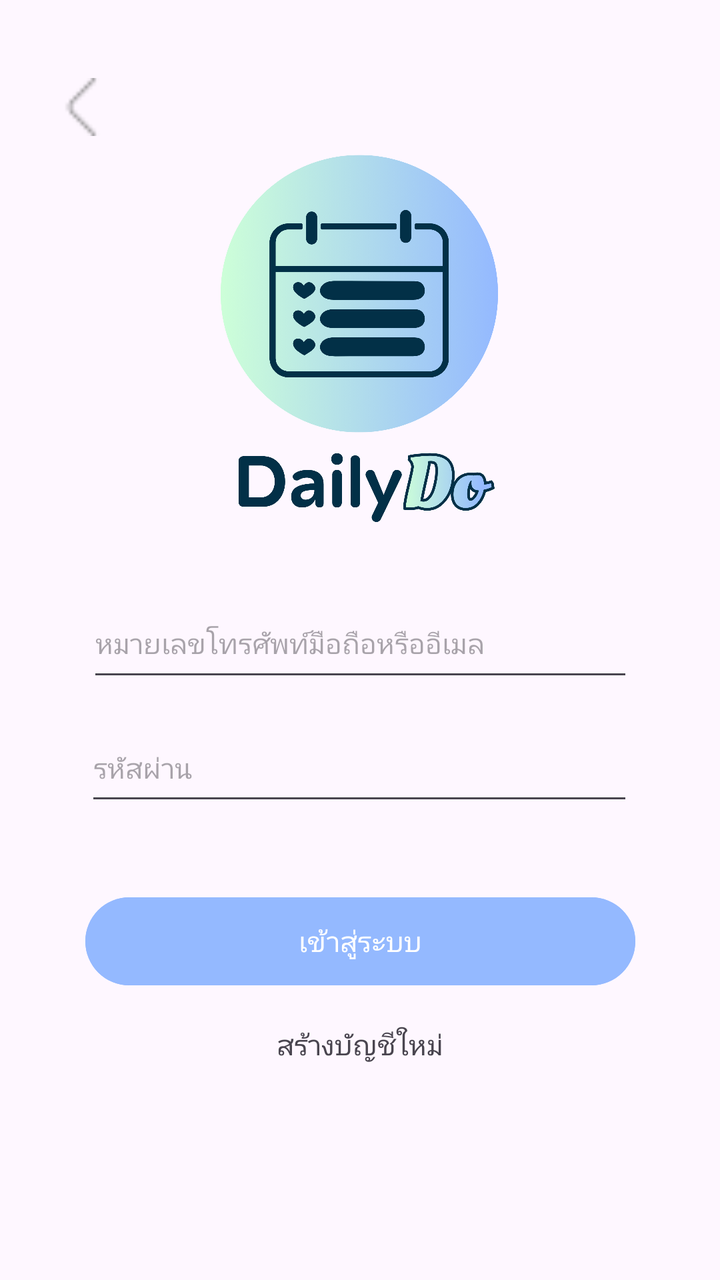
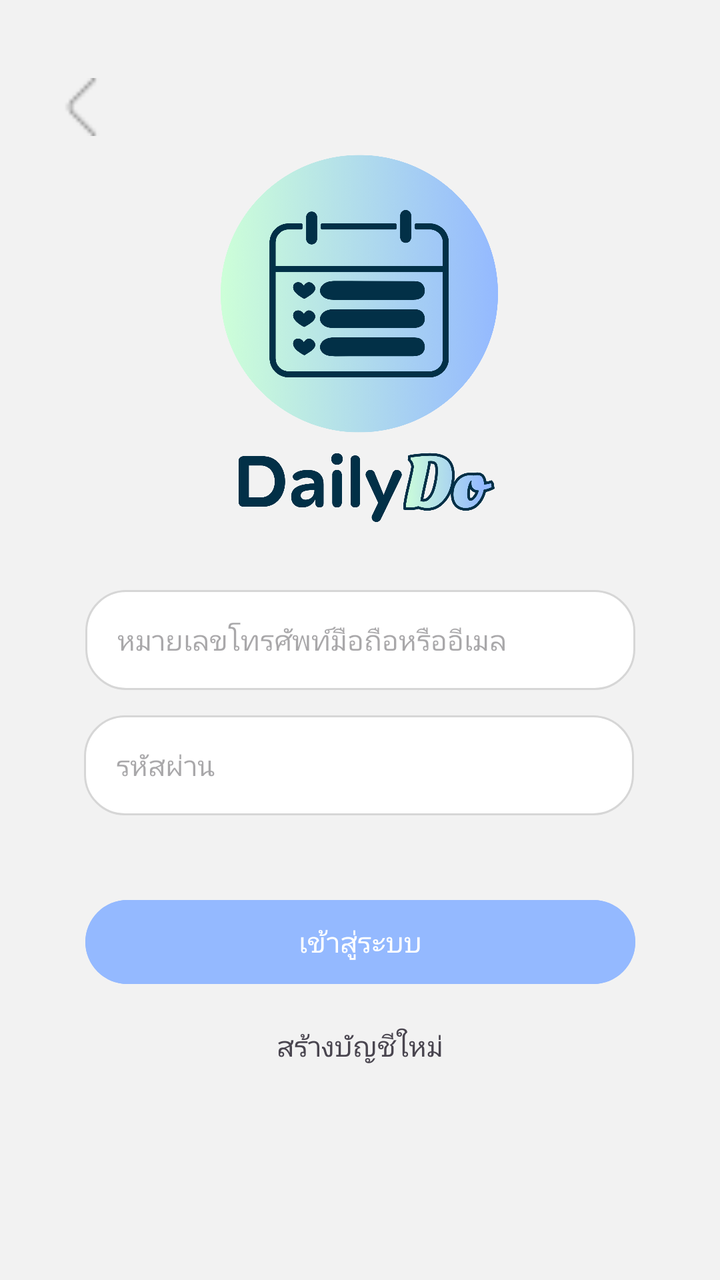

Compare the two renders of this Android layout. The source of the first and the diff that turns it into the second are given below.
<!-- AndroidManifest.xml: application theme Theme.Project -->
<!-- res/layout/activity_login.xml -->
<?xml version="1.0" encoding="utf-8"?>
<androidx.constraintlayout.widget.ConstraintLayout xmlns:android="http://schemas.android.com/apk/res/android"
    xmlns:app="http://schemas.android.com/apk/res-auto"
    xmlns:tools="http://schemas.android.com/tools"
    android:id="@+id/main"
    android:layout_width="match_parent"
    android:layout_height="match_parent"
    tools:context=".LoginActivity">

    <Button
        android:id="@+id/btn_signin"
        android:layout_width="275dp"
        android:layout_height="52dp"
        android:backgroundTint="#94b9ff"
        android:text="เข้าสู่ระบบ"
        android:textColorLink="#331C1C"
        app:layout_constraintBottom_toBottomOf="parent"
        app:layout_constraintEnd_toEndOf="parent"
        app:layout_constraintStart_toStartOf="parent"
        app:layout_constraintTop_toTopOf="parent"
        app:layout_constraintVertical_bias="0.756" />

    <ImageView
        android:id="@+id/img_logo2"
        android:layout_width="236dp"
        android:layout_height="193dp"
        app:layout_constraintBottom_toBottomOf="parent"
        app:layout_constraintEnd_toEndOf="parent"
        app:layout_constraintHorizontal_bias="0.497"
        app:layout_constraintStart_toStartOf="parent"
        app:layout_constraintTop_toTopOf="parent"
        app:layout_constraintVertical_bias="0.167"
        app:srcCompat="@drawable/daily" />

    <EditText
        android:id="@+id/inp_email"
        android:layout_width="273dp"
        android:layout_height="51dp"
        android:ems="10"
        android:hint="หมายเลขโทรศัพท์มือถือหรืออีเมล"
        android:inputType="text"
        android:textSize="14sp"
        app:layout_constraintBottom_toBottomOf="parent"
        app:layout_constraintEnd_toEndOf="parent"
        app:layout_constraintStart_toStartOf="parent"
        app:layout_constraintTop_toTopOf="parent" />

    <EditText
        android:id="@+id/inp_pass"
        android:layout_width="274dp"
        android:layout_height="50dp"
        android:ems="10"
        android:hint="รหัสผ่าน"
        android:inputType="textPassword"
        android:textSize="14sp"
        app:layout_constraintBottom_toBottomOf="parent"
        app:layout_constraintEnd_toEndOf="parent"
        app:layout_constraintHorizontal_bias="0.496"
        app:layout_constraintStart_toStartOf="parent"
        app:layout_constraintTop_toTopOf="parent"
        app:layout_constraintVertical_bias="0.606" />

    <TextView
        android:id="@+id/txt_create"
        android:layout_width="275dp"
        android:layout_height="51dp"
        android:gravity="center"
        android:text="สร้างบัญชีใหม่"
        app:layout_constraintBottom_toBottomOf="parent"
        app:layout_constraintEnd_toEndOf="parent"
        app:layout_constraintStart_toStartOf="parent"
        app:layout_constraintTop_toTopOf="parent"
        app:layout_constraintVertical_bias="0.844" />

    <ImageView
        android:id="@+id/img_back"
        android:layout_width="30dp"
        android:layout_height="29dp"
        android:backgroundTint="#023047"
        android:src="@drawable/ic_back"
        app:layout_constraintBottom_toBottomOf="parent"
        app:layout_constraintEnd_toEndOf="parent"
        app:layout_constraintHorizontal_bias="0.077"
        app:layout_constraintStart_toStartOf="parent"
        app:layout_constraintTop_toTopOf="parent"
        app:layout_constraintVertical_bias="0.064" />
</androidx.constraintlayout.widget.ConstraintLayout>
<!-- resources referenced by this layout -->
<resources>
  <!-- drawable daily: png bitmap (drawable, 527628 bytes) -->
  <!-- drawable ic_back: png bitmap (drawable, 430 bytes) -->
  <style name="Theme.Project" parent="Base.Theme.Project" />
  <style name="Base.Theme.Project" parent="Theme.Material3.DayNight.NoActionBar">
          
          
      </style>
</resources>

<!-- the commit's change to res/layout/activity_login.xml (unified diff, before → after) -->
@@ -5,12 +5,13 @@
     android:id="@+id/main"
     android:layout_width="match_parent"
     android:layout_height="match_parent"
+    android:background="#f2f2f2"
     tools:context=".LoginActivity">
 
     <Button
         android:id="@+id/btn_signin"
         android:layout_width="275dp"
-        android:layout_height="52dp"
+        android:layout_height="50dp"
         android:backgroundTint="#94b9ff"
         android:text="เข้าสู่ระบบ"
         android:textColorLink="#331C1C"
@@ -34,8 +35,10 @@
 
     <EditText
         android:id="@+id/inp_email"
-        android:layout_width="273dp"
-        android:layout_height="51dp"
+        android:layout_width="275dp"
+        android:layout_height="50dp"
+        android:background="@drawable/edittext_bg"
+        android:paddingStart="16dp"
         android:ems="10"
         android:hint="หมายเลขโทรศัพท์มือถือหรืออีเมล"
         android:inputType="text"
@@ -47,9 +50,11 @@
 
     <EditText
         android:id="@+id/inp_pass"
-        android:layout_width="274dp"
+        android:layout_width="275dp"
         android:layout_height="50dp"
+        android:background="@drawable/edittext_bg"
         android:ems="10"
+        android:paddingStart="16dp"
         android:hint="รหัสผ่าน"
         android:inputType="textPassword"
         android:textSize="14sp"
@@ -63,7 +68,7 @@
     <TextView
         android:id="@+id/txt_create"
         android:layout_width="275dp"
-        android:layout_height="51dp"
+        android:layout_height="50dp"
         android:gravity="center"
         android:text="สร้างบัญชีใหม่"
         app:layout_constraintBottom_toBottomOf="parent"
<!-- resource entries referenced after the edit -->
@@ -1,6 +1,33 @@
 <!-- resources referenced by this layout -->
 <resources>
   <!-- drawable daily: png bitmap (drawable, 527628 bytes) -->
+  <!-- drawable edittext_bg (drawable) -->
+  <?xml version="1.0" encoding="utf-8"?>
+  <selector xmlns:android="http://schemas.android.com/apk/res/android">
+  
+      
+      <item android:state_focused="true">
+          <shape>
+              <solid android:color="#FFFFFF"/>
+              <stroke
+                  android:width="2dp"
+                  android:color="#94b9ff"/>
+              <corners android:radius="20dp"/>
+          </shape>
+      </item>
+  
+      
+      <item>
+          <shape>
+              <solid android:color="#FFFFFF"/>
+              <stroke
+                  android:width="1dp"
+                  android:color="#D6D6D6"/>
+              <corners android:radius="20dp"/>
+          </shape>
+      </item>
+  
+  </selector>
   <!-- drawable ic_back: png bitmap (drawable, 430 bytes) -->
   <style name="Theme.Project" parent="Base.Theme.Project" />
   <style name="Base.Theme.Project" parent="Theme.Material3.DayNight.NoActionBar">
